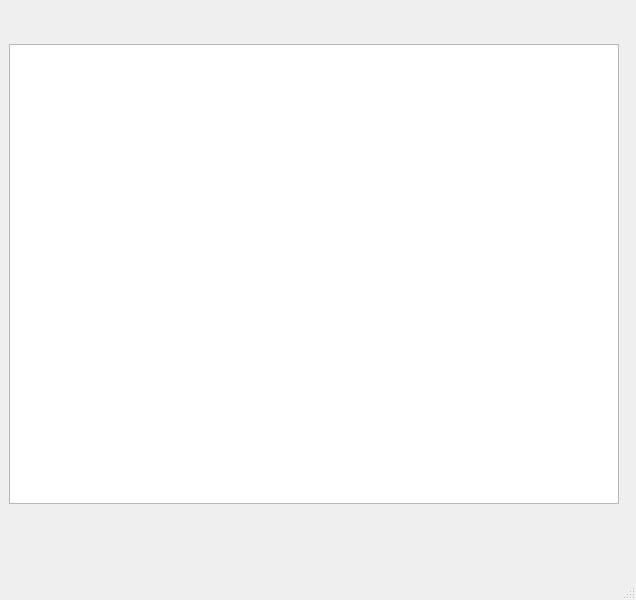
Old version of the form ui/main.ui in the repository Protocs/OkayMaps.
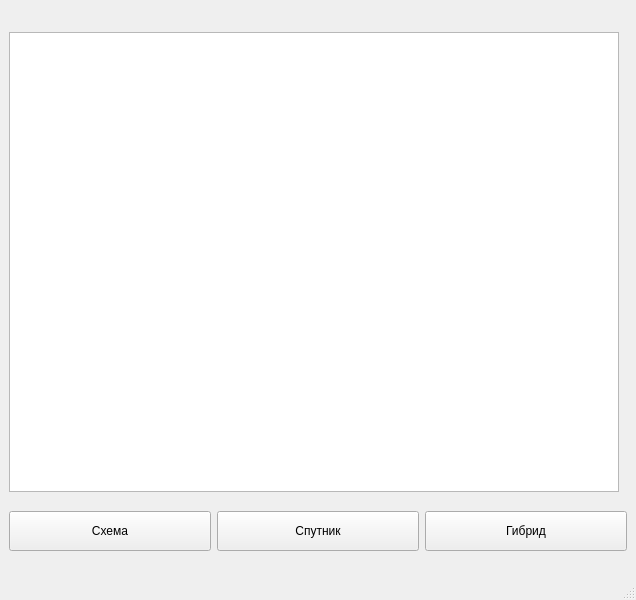
New version of the form.

Commit message: Задача №4

Diff of the .ui file:
```diff
--- a/ui/main.ui
+++ b/ui/main.ui
@@ -32,20 +32,47 @@
      </widget>
     </item>
     <item>
-     <spacer name="verticalSpacer">
-      <property name="orientation">
-       <enum>Qt::Vertical</enum>
-      </property>
-      <property name="sizeType">
-       <enum>QSizePolicy::Minimum</enum>
-      </property>
-      <property name="sizeHint" stdset="0">
+     <layout class="QHBoxLayout" name="horizontalLayout_3">
+      <item>
+       <widget class="QPushButton" name="scheme_btn">
+        <property name="minimumSize">
+         <size>
+          <width>0</width>
+          <height>40</height>
+         </size>
+        </property>
+        <property name="text">
+         <string>Схема</string>
+        </property>
+       </widget>
+      </item>
+      <item>
+       <widget class="QPushButton" name="sputnik_btn">
+        <property name="minimumSize">
        <size>
-        <width>20</width>
+          <width>0</width>
         <height>40</height>
        </size>
       </property>
-     </spacer>
+        <property name="text">
+         <string>Спутник</string>
+        </property>
+       </widget>
+      </item>
+      <item>
+       <widget class="QPushButton" name="hybrid_btn">
+        <property name="minimumSize">
+         <size>
+          <width>0</width>
+          <height>40</height>
+         </size>
+        </property>
+        <property name="text">
+         <string>Гибрид</string>
+        </property>
+       </widget>
+      </item>
+     </layout>
     </item>
    </layout>
   </widget>
```
Lines whose indentation alone changed are shown as unchanged. The commit also changes 2 other files.
